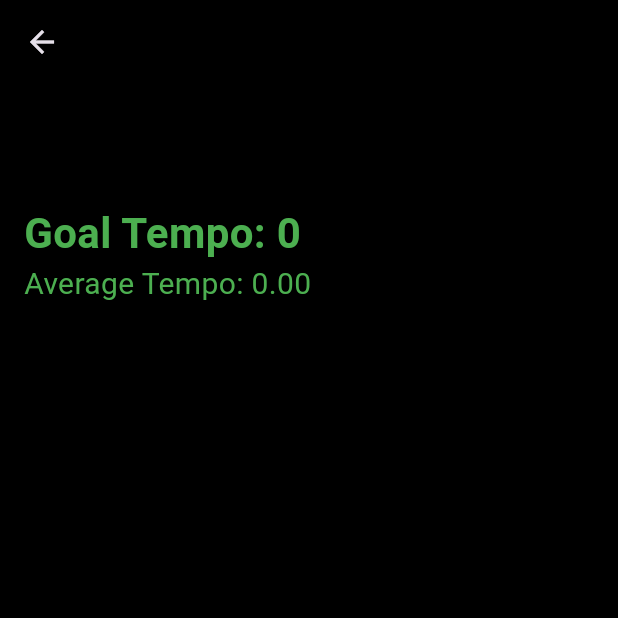
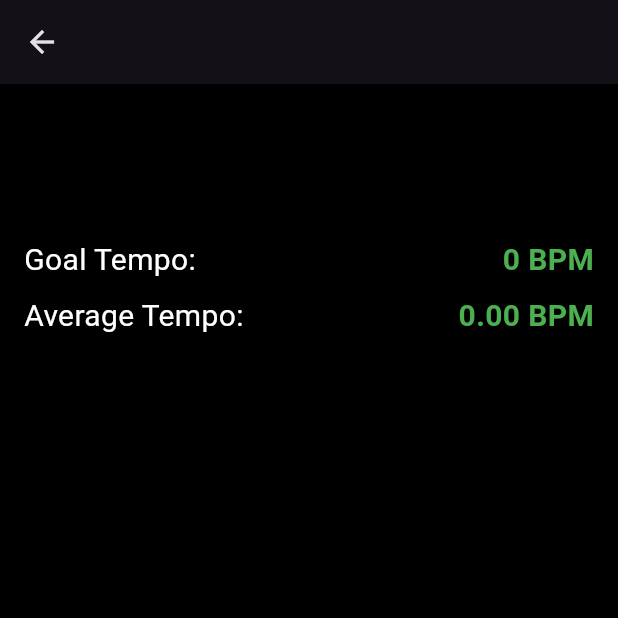
Before and after one commit to AdnanKhaleeli/MetronomeAPP, a Flutter app: the SectionDetailsPage screen opened directly with empty values, on a phone screen of 412 x 824 dp, the top half of it. Run offline on Flutter 3.47's test engine with Material 3 defaults, Android fonts, the phone set to English and light mode, and no system bars; our stand-ins replace audioplayers; missing offline and left inert: mongo_dart.

Commit message:
UI changes

```diff
--- a/lib/conductorScreens/section_details_page.dart
+++ b/lib/conductorScreens/section_details_page.dart
@@ -1,10 +1,10 @@
 import 'package:flutter/material.dart';
 
 class SectionDetailsPage extends StatelessWidget {
-  final String? sectionName; // Make it nullable
-  final String songName; // Add a song name parameter
-  final int goalTempo; // Add a goal tempo parameter
-  final double? average; // Add the average tempo parameter
+  final String? sectionName;
+  final String songName;
+  final int goalTempo;
+  final double? average;
   final List<Map<String, dynamic>> studentTempos;
 
   const SectionDetailsPage({
@@ -36,8 +36,9 @@ class SectionDetailsPage extends StatelessWidget {
 
     return Scaffold(
       appBar: AppBar(
-        title: Text(sectionName ?? 'No Section Name'), // Provide default text
+        title: Text(sectionName ?? 'No Section Name'),
         backgroundColor: Colors.black,
+        elevation: 4.0,
       ),
       body: Container(
         color: Colors.black,
@@ -45,7 +46,7 @@ class SectionDetailsPage extends StatelessWidget {
           itemCount: studentTempos.length + 1, // Add 1 for the header
           itemBuilder: (context, index) {
             if (index == 0) {
-              // Display the song name, section name, goal tempo, and average tempo
+              // Header section with song name, section name, goal tempo, and average tempo
               return Padding(
                 padding: const EdgeInsets.all(16.0),
                 child: Column(
@@ -55,55 +56,63 @@ class SectionDetailsPage extends StatelessWidget {
                       songName,
                       style: TextStyle(
                         color: Colors.white,
-                        fontSize: 24, // Adjust font size for the song name
+                        fontSize: 24,
+                        fontWeight: FontWeight.bold,
                       ),
                     ),
+                    SizedBox(height: 8.0),
                     Text(
                       sectionName ?? 'No Section Name',
                       style: TextStyle(
                         color: Colors.white,
-                        fontSize: 20, // Adjust font size for the section name
+                        fontSize: 20,
+                        fontStyle: FontStyle.italic,
                       ),
                     ),
-                    Text(
-                      'Goal Tempo: ${goalTempo.toString()}',
-                      style: TextStyle(
-                        color: Colors.green,
-                        fontSize: 28, // Larger font for goal tempo
-                        fontWeight: FontWeight.bold, // Bold for emphasis
-                      ),
-                    ),
-                    // Display the average tempo with color logic
-                    Text(
-                      'Average Tempo: ${average?.toStringAsFixed(2) ?? 'N/A'}', // Display the average with 2 decimal places
-                      style: TextStyle(
-                        color: averageTempoColor, // Use the calculated color for average tempo
-                        fontSize: 20, // Adjust font size for the average tempo
-                      ),
-                    ),
+                    SizedBox(height: 16.0),
+                    _buildGoalAndAverageTempo(averageTempoColor),
                   ],
                 ),
               );
             } else {
               // Regular ListTile for student tempos
-              final student = studentTempos[index - 1]; // Adjust for header
-              double studentTempo = student['tempo'] != null ? student['tempo'] : 0;
+              final student = studentTempos[index - 1];
+              int studentTempo = student['tempo'] != null ? student['tempo'].toInt() : 0;
 
               // Set the color based on the student's tempo compared to the goal tempo
               Color tempoColor;
               if (studentTempo >= goalTempo) {
-                tempoColor = Colors.green; // Tempo greater than or equal to goal
+                tempoColor = Colors.green;
               } else if (studentTempo >= goalTempo - 10) {
-                tempoColor = Colors.yellow; // Tempo within 10 of the goal
+                tempoColor = Colors.yellow;
               } else {
-                tempoColor = Colors.red; // Tempo below goal by more than 10
+                tempoColor = Colors.red;
               }
 
-              return ListTile(
-                title: Text(student['name'] ?? 'Unknown', style: TextStyle(color: Colors.white)), // Default name if null
-                subtitle: Text(
-                  'Tempo: ${studentTempo.toString()}',
-                  style: TextStyle(color: tempoColor), // Change text color dynamically
+              return Padding(
+                padding: const EdgeInsets.symmetric(vertical: 8.0, horizontal: 16.0),
+                child: Card(
+                  color: Colors.black54,
+                  elevation: 4.0,
+                  shape: RoundedRectangleBorder(borderRadius: BorderRadius.circular(12.0)),
+                  child: ListTile(
+                    contentPadding: EdgeInsets.all(16.0),
+                    title: Row(
+                      mainAxisAlignment: MainAxisAlignment.spaceBetween,
+                      children: [
+                        Text(
+                          student['name'] ?? 'Unknown',
+                          style: TextStyle(color: Colors.white, fontWeight: FontWeight.bold),
+                        ),
+                        Text(
+                          'Tempo: ${studentTempo.toString()}',
+                          style: TextStyle(color: tempoColor),
+                        ),
+                      ],
+                    ),
+                    leading: Icon(Icons.person, color: Colors.white),
+                    trailing: Icon(Icons.music_note, color: Colors.white),
+                  ),
                 ),
               );
             }
@@ -112,4 +121,55 @@ class SectionDetailsPage extends StatelessWidget {
       ),
     );
   }
+
+  // Builds the Goal and Average Tempo UI
+  Widget _buildGoalAndAverageTempo(Color averageTempoColor) {
+    return Column(
+      crossAxisAlignment: CrossAxisAlignment.start,
+      children: [
+        Row(
+          mainAxisAlignment: MainAxisAlignment.spaceBetween,
+          children: [
+            Text(
+              'Goal Tempo:',
+              style: TextStyle(
+                color: Colors.white,
+                fontSize: 20,
+              ),
+            ),
+            Text(
+              '$goalTempo BPM',
+              style: TextStyle(
+                color: Colors.green,
+                fontSize: 20,
+                fontWeight: FontWeight.bold,
+              ),
+            ),
+          ],
+        ),
+        SizedBox(height: 8.0),
+        Row(
+          mainAxisAlignment: MainAxisAlignment.spaceBetween,
+          children: [
+            Text(
+              'Average Tempo:',
+              style: TextStyle(
+                color: Colors.white,
+                fontSize: 20,
+              ),
+            ),
+            Text(
+              average != null ? '${average!.toStringAsFixed(2)} BPM' : 'N/A',
+              style: TextStyle(
+                color: averageTempoColor,
+                fontSize: 20,
+                fontWeight: FontWeight.bold,
+              ),
+            ),
+          ],
+        ),
+        SizedBox(height: 16.0),
+      ],
+    );
+  }
 }
```
Also changed, not shown: lib/conductorScreens/music_piece_details.dart (+47 -20 lines), lib/studentScreens/Assignments.dart (+40 -17 lines).
